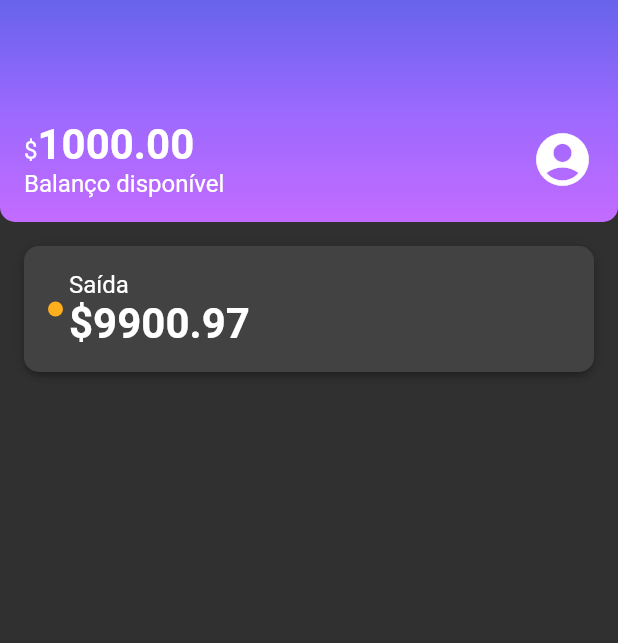
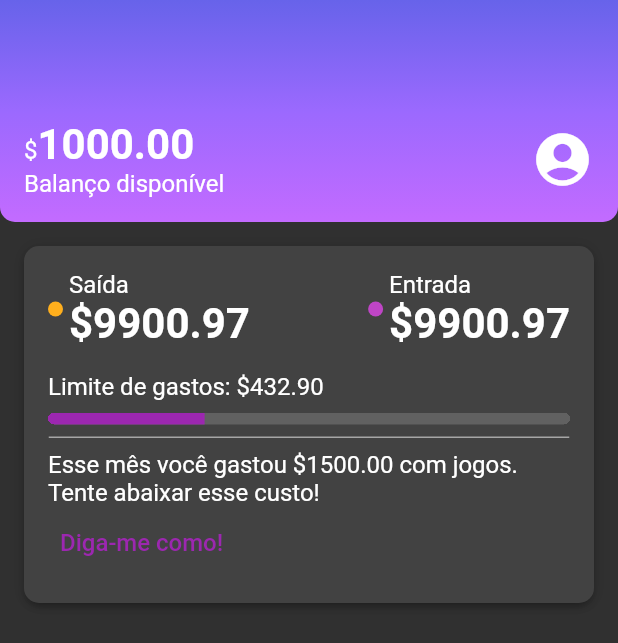
Before and after one commit to alura-cursos/curso_estilizacao, a Flutter app: the screen it shows after launch, on a phone screen of 412 x 824 dp. Shown: the top 643 px of the screen. Run offline on Flutter 3.47's test engine with Material 2 defaults, Android fonts, the light colour scheme and no system bars.

Commit message:
vídeo 5.4

```diff
--- a/lib/components/sections/recent_activity.dart
+++ b/lib/components/sections/recent_activity.dart
@@ -1,5 +1,6 @@
 import 'package:alubank/components/box_card.dart';
 import 'package:alubank/components/color_dot.dart';
+import 'package:alubank/components/content_division.dart';
 import 'package:alubank/themes/theme_colors.dart';
 import 'package:flutter/material.dart';
 
@@ -21,8 +22,10 @@ class _RecentActivityContent extends StatelessWidget {
   @override
   Widget build(BuildContext context) {
     return Column(
+      crossAxisAlignment: CrossAxisAlignment.start,
       children: [
         Row(
+          mainAxisAlignment: MainAxisAlignment.spaceBetween,
           children: [
             Row(
               children: [
@@ -39,8 +42,45 @@ class _RecentActivityContent extends StatelessWidget {
                 ),
               ],
             ),
-            Row(),
+            Row(
+              children: [
+                Padding(
+                  padding: const EdgeInsets.only(right: 4.0),
+                  child: ColorDot(color: ThemeColors.recentActivity['income']),
+                ),
+                Column(
+                  crossAxisAlignment: CrossAxisAlignment.start,
+                  children: [
+                    Text('Entrada'),
+                    Text('\$9900.97', style: Theme.of(context).textTheme.bodyLarge),
+                  ],
+                ),
+              ],
+            ),
           ],
+        ),
+        Padding(
+          padding: const EdgeInsets.only(top: 16.0, bottom: 8.0),
+          child: Text('Limite de gastos: \$432.90'),
+        ),
+        Container(
+          clipBehavior: Clip.hardEdge,
+          decoration: BoxDecoration(
+            borderRadius: BorderRadius.circular(5),
+          ),
+          child: LinearProgressIndicator(
+            value: 0.3,
+            minHeight: 8,
+          ),
+        ),
+        Padding(
+          padding: const EdgeInsets.only(top: 8.0, bottom: 8.0),
+          child: ContentDivision(),
+        ),
+        Text('Esse mês você gastou \$1500.00 com jogos. Tente abaixar esse custo!'),
+        TextButton(
+          onPressed: () {},
+          child: Text('Diga-me como!', style: TextStyle(fontSize: 16),),
         ),
       ],
     );
```
